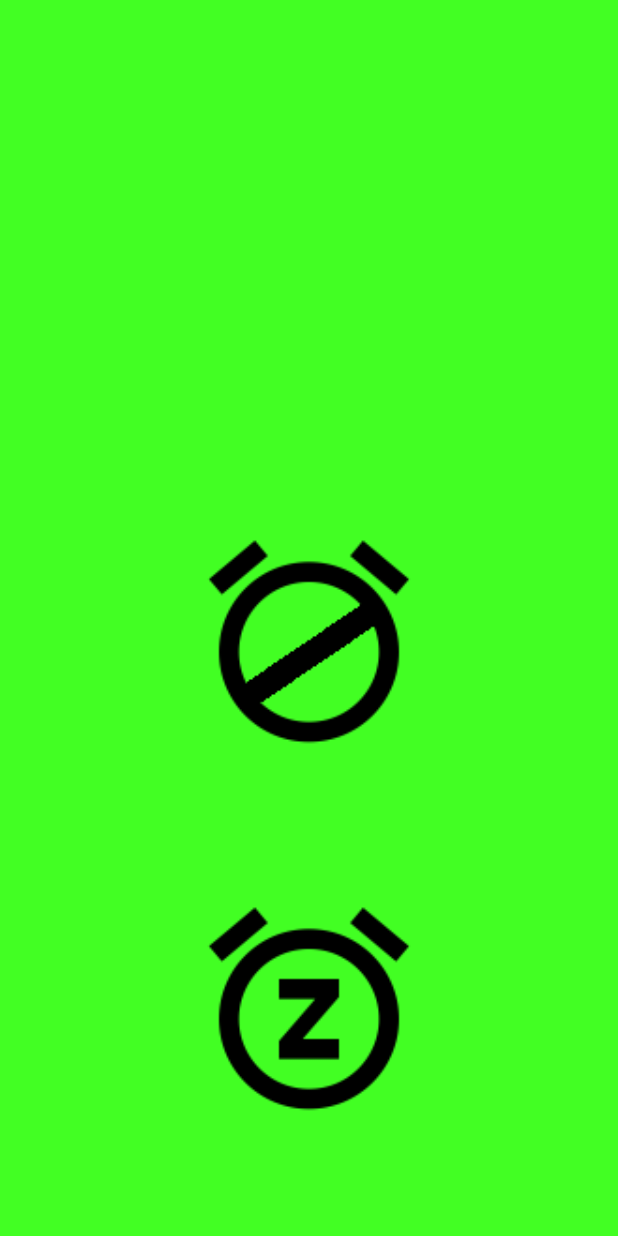
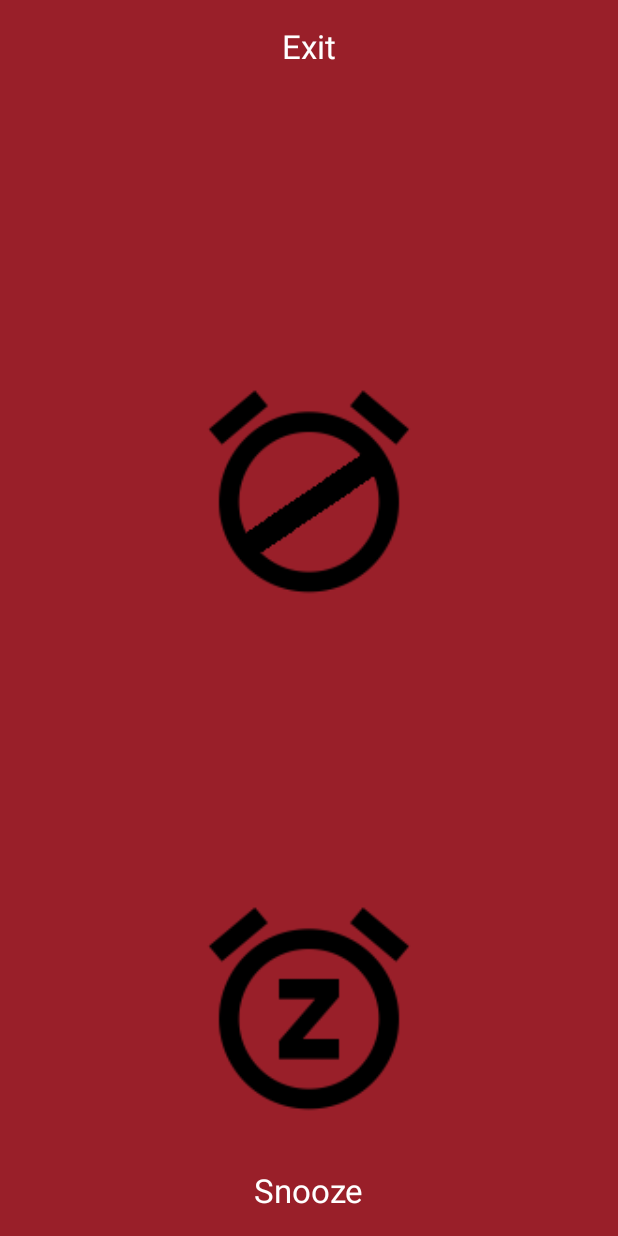
Before and after one commit to 2014acone/ChangeAndroidApp, an Android app: the screen it shows after launch (Main), after a tap on "SET ALARM", on a phone screen of 412 x 824 dp. Run offline under Robolectric (Android 15) with nearby library versions, the phone set to English and light mode, and no system bars.

Commit message:
Complete functionality on the alarm and venmo sides

```diff
--- a/app/src/main/AndroidManifest.xml
+++ b/app/src/main/AndroidManifest.xml
@@ -11,7 +11,6 @@
         android:icon="@drawable/ic_launcher"
         android:label="@string/app_name"
         android:theme="@style/AppTheme" >
-        <service android:name=".RingtonePlayingService"/>
         <activity
             android:name=".MainActivity"
             android:label="@string/app_name" >
--- a/app/src/main/java/com/ankit/alarmclock/AlarmReceiver.java
+++ b/app/src/main/java/com/ankit/alarmclock/AlarmReceiver.java
@@ -27,8 +27,8 @@ public class AlarmReceiver extends WakefulBroadcastReceiver {
         //Uri alarmUri = RingtoneManager.getDefaultUri(RingtoneManager.TYPE_RINGTONE);
         //ringtone = RingtoneManager.getRingtone(context, alarmUri);
         //ringtone.play();
-        Intent i = new Intent(context, AlarmRing.class);
-        context.startService(i);
+        //Intent i = new Intent(context, AlarmRing.class);
+        //context.startService(i);
         //Uri ringtoneUri = RingtoneManager.getDefaultUri(RingtoneManager.TYPE_ALARM);
         //Intent startIntent = new Intent(context, RingtonePlayingService.class);
         //startIntent.putExtra("ringtone-uri", ringtoneUri);
--- a/app/src/main/java/com/ankit/alarmclock/Main.java
+++ b/app/src/main/java/com/ankit/alarmclock/Main.java
@@ -8,6 +8,7 @@ import android.content.Intent;
 import android.media.Ringtone;
 import android.media.RingtoneManager;
 import android.net.Uri;
+import android.os.CountDownTimer;
 import android.support.v4.app.FragmentActivity;
 import android.support.v7.app.ActionBarActivity;
 import android.support.v7.app.ActionBar;
@@ -42,95 +43,104 @@ import java.util.Date;
 import java.util.List;
 
 
-public class Main extends FragmentActivity {
-    Button button;
+public class Main extends Activity {
+    Uri alarmTone; //= RingtoneManager.getDefaultUri(RingtoneManager.TYPE_ALARM);
+    Ringtone ringtone;// = RingtoneManager.getRingtone(getApplicationContext(), alarmTone);
+   // private RingtonePlayingService ring;// = new RingtonePlayingService();
+    private CountDownTimer countDownTimer;
+    private long time;
+    private long interval = 1000;
     @Override
     protected void onCreate(Bundle savedInstanceState) {
+        alarmTone = RingtoneManager.getDefaultUri(RingtoneManager.TYPE_ALARM);
+        ringtone = RingtoneManager.getRingtone(getApplicationContext(), alarmTone);
         super.onCreate(savedInstanceState);
-        setContentView(R.layout.activity_main);
-
-        if (savedInstanceState == null) {
-            getSupportFragmentManager().beginTransaction()
-                    .add(R.id.container, new Snooze.PlaceholderFragment())
-                    .commit();
+        setContentView(R.layout.fragment_main);
+        Bundle extras = getIntent().getExtras();
+        if (extras != null) {
+            time = (long) extras.getInt("time");
+            Log.d("time", " " + time);
+            int hour = extras.getInt("hour");
+            int minute = extras.getInt("minute");
         }
+        ringtone.stop();
+       // if(timerHasStarted); countDownTimer.cancel();
+        if(time <= 100) time = 300000;
+        countDownTimer = new MyCountDownTimer(time, interval);
+        countDownTimer.start();
+        Log.d("outside", "apple");
     }
 
-   public void stop(View view){
-       RingtoneManager ringtoneManager = new RingtoneManager(Main.this);
+    public void stop(View view) {
+        ringtone.stop();
+        countDownTimer.cancel();
+        countDownTimer.cancel();
+        //RingtoneManager ringtoneManager = new RingtoneManager(Main.this);
 
-       ringtoneManager.stopPreviousRingtone();
-       Intent intent = new Intent(Main.this, AlarmReceiver.class);
-       PendingIntent pendingIntent = PendingIntent.getBroadcast(getApplicationContext(), 0, intent, 0);
-       AlarmManager alarmManager = (AlarmManager) getSystemService(ALARM_SERVICE);
+        //ringtoneManager.stopPreviousRingtone();
+        //Intent intent = new Intent(Main.this, AlarmReceiver.class);
+        //PendingIntent pendingIntent = PendingIntent.getBroadcast(getApplicationContext(), 0, intent, 0);
+        //AlarmManager alarmManager = (AlarmManager) getSystemService(ALARM_SERVICE);
         //pendingIntent.cancel();
-       alarmManager.cancel(pendingIntent);
-       Log.d("thing2", " "+ pendingIntent.describeContents());
-       Toast.makeText(this, "Alarm Canceled", Toast.LENGTH_SHORT).show();
+        //alarmManager.cancel(pendingIntent);
+        //Log.d("thing2", " " + pendingIntent.describeContents());
+        Toast.makeText(this, "Alarm Cancelled", Toast.LENGTH_SHORT).show();
 
-       Intent i = new Intent(this, AlarmRing.class);
-       stopService(i);
+        //Intent i = new Intent(this, AlarmRing.class);
+        //stopService(i);
         //Intent stopIntent = new Intent(this, RingtonePlayingService.class);
         //this.stopService(stopIntent);
+        //ring.stop();
         Intent intent2 = new Intent(this, MainActivity.class);
         startActivity(intent2);
     }
 
-    public void snooze(View view){
+    public void snooze(View view) {
+        ringtone.stop();
         Intent intent = new Intent(this, HTTPPostActivity.class);
+        ringtone.stop();
+        countDownTimer.cancel();
+        countDownTimer = new MyCountDownTimer(5*60*1000,interval);
+        countDownTimer.start();
+        ringtone.stop();
         //Intent intent2 = new Intent(this, MainActivity.class);
         //startActivity(intent2);
         Toast.makeText(this, "Alarm Snoozed", Toast.LENGTH_SHORT).show();
         //startActivity(intent2);
-        Intent intent2 = new Intent(this, AlarmReceiver.class);
-        PendingIntent pendingIntent = PendingIntent.getBroadcast(this.getApplicationContext(), 0, intent2, PendingIntent.FLAG_UPDATE_CURRENT);
-        AlarmManager alarmManager = (AlarmManager) getSystemService(Context.ALARM_SERVICE);
+        //Intent intent2 = new Intent(this, AlarmReceiver.class);
+        //PendingIntent pendingIntent = PendingIntent.getBroadcast(this.getApplicationContext(), 0, intent2, PendingIntent.FLAG_UPDATE_CURRENT);
+        //AlarmManager alarmManager = (AlarmManager) getSystemService(Context.ALARM_SERVICE);
         // pendingIntent.cancel();
-        alarmManager.cancel(pendingIntent);
-        RingtoneManager ringtoneManager = new RingtoneManager(Main.this);
-        ringtoneManager.stopPreviousRingtone();
-        Intent i = new Intent(this, AlarmRing.class);
-        stopService(i);
+        //alarmManager.cancel(pendingIntent);
+        //RingtoneManager ringtoneManager = new RingtoneManager(Main.this);
+        //ringtoneManager.stopPreviousRingtone();
+        //Intent i = new Intent(this, AlarmRing.class);
+        //stopService(i);
         //Intent stopIntent = new Intent(this, RingtonePlayingService.class);
         //this.stopService(stopIntent);
         startActivity(intent);
-        /*Date date = new java.util.Date();
 
-        HttpClient client = new DefaultHttpClient();
-        HttpPost post = new HttpPost("https://api.venmo.com/v1/payments?");
-
-        List<NameValuePair> pairs = new ArrayList<NameValuePair>();
-        pairs.add(new BasicNameValuePair("access_token", "NSLYQ8zykgJKVzqfCLVxVZN6Qaw5SpKG"));
-        pairs.add(new BasicNameValuePair("email", "ank.h.shah@gmail.com"));
-        pairs.add(new BasicNameValuePair("note", "date:"+date+"."));
-        pairs.add(new BasicNameValuePair("amount", "0.01"));
-        try{
-            post.setEntity(new UrlEncodedFormEntity(pairs));
-        }catch(UnsupportedEncodingException e)
-        {
-            e.printStackTrace();
     }
 
-        try{
-            HttpResponse response = client.execute(post);
-        }catch (ClientProtocolException e) {
-            // Log exception
-            e.printStackTrace();
-        } catch (IOException e) {
-            // Log exception
-            e.printStackTrace();
-        }*/
+    public class MyCountDownTimer extends CountDownTimer {
+        public MyCountDownTimer(long startTime, long interval) {
+            super(startTime, interval);
+        }
 
 
+        @Override
+        public void onFinish() {
+             alarmTone = RingtoneManager.getDefaultUri(RingtoneManager.TYPE_ALARM);
+             ringtone = RingtoneManager.getRingtone(getApplicationContext(), alarmTone);
+            //RingtonePlayingService ring = new RingtonePlayingService();
+            //ring.play();
+            ringtone.play();
+        }
 
-
-        /*WebView webView = new WebView(this);
-
-        RelativeLayout relativeLayout = (RelativeLayout)findViewById(R.id.layout);
-        relativeLayout.addView(webView);
-
-        Date date = new java.util.Date();
-
-        webView.loadUrl("https://venmo.com/?txn=pay&recipients=ankits96&amount=.01&note="+date+"&audience=public");*/
+        @Override
+        public void onTick(long millisUntilFinished) {
+            //Toast.makeText(getApplicationContext(), "Hello", Toast.LENGTH_SHORT ).show();
+            Log.d("countermsg", "apple");
         }
     }
+}
--- a/app/src/main/java/com/ankit/alarmclock/MainActivity.java
+++ b/app/src/main/java/com/ankit/alarmclock/MainActivity.java
@@ -2,31 +2,20 @@ package com.ankit.alarmclock;
 
 import android.app.Activity;
 import android.app.AlarmManager;
-import android.app.DatePickerDialog;
-import android.app.TimePickerDialog;
-import android.media.Ringtone;
+import android.content.Context;
 import android.media.RingtoneManager;
-import android.net.Uri;
-import android.support.v4.app.DialogFragment;
-import android.app.Fragment;
-import android.app.FragmentManager;
+import android.os.CountDownTimer;
 import android.app.PendingIntent;
-import android.content.Context;
 import android.content.Intent;
-import android.support.v4.app.FragmentActivity;
-import android.support.v7.app.ActionBarActivity;
 import android.os.Bundle;
+import android.provider.CalendarContract;
 import android.util.Log;
-import android.view.Menu;
-import android.view.MenuItem;
 import android.view.View;
 import android.widget.Button;
-import android.widget.DatePicker;
 import android.widget.TimePicker;
 import android.widget.Toast;
 
 import java.util.Calendar;
-import java.util.GregorianCalendar;
 
 
 public class MainActivity extends Activity{//FragmentActivity implements TimePickerDialog.OnTimeSetListener,
@@ -38,6 +27,7 @@ public class MainActivity extends Activity{//FragmentActivity implements TimePic
     private PendingIntent pendingIntent;
     private TimePicker timeChooser;
     private static MainActivity inst;
+    private int totalTime;
 
     public static MainActivity instance(){
         return inst;
@@ -52,62 +42,63 @@ public class MainActivity extends Activity{//FragmentActivity implements TimePic
     @Override
     protected void onCreate(Bundle savedInstanceState) {
         super.onCreate(savedInstanceState);
-        setContentView(R.layout.activity_main_ankit);
+        setContentView(R.layout.activity_main);
         timeChooser = (TimePicker)findViewById(R.id.timeChooser);
+        timeChooser.setIs24HourView(true);
+        timeChooser.setCurrentHour(Calendar.getInstance().get(Calendar.HOUR_OF_DAY));
         Button timebutton = (Button)findViewById(R.id.timebutton);
         alarmManager = (AlarmManager)getSystemService(ALARM_SERVICE);
     }
 
     public void onClick(View view){
         Calendar calendar = Calendar.getInstance();
+        int hour = timeChooser.getCurrentHour();
+        Log.d("hour" , " "+ hour);
+        Log.d("hour"," " + calendar.get(Calendar.HOUR_OF_DAY));
+        int minute = timeChooser.getCurrentMinute();
+        Log.d("minute" , " " +minute);
+        Log.d("minute", " "+calendar.get(Calendar.MINUTE));
+        int hours = (Math.abs(hour - calendar.get(Calendar.HOUR_OF_DAY)))*60*60*1000;
+        Log.d("hours" , " "+ hours);
+        int minutes = Math.abs((minute * 60 *1000)-(calendar.get(Calendar.MINUTE)*60*1000));
+        Log.d("minutes" , " "+ minutes);
+        int milHours = calendar.get(Calendar.HOUR_OF_DAY)*60*60*1000;
+        int milMin = calendar.get(Calendar.MINUTE)*60*1000;
+        int milhour = hour * 60*60*1000;
+        int milmin = minute * 60 * 1000;
         calendar.set(Calendar.HOUR_OF_DAY, timeChooser.getCurrentHour());
         calendar.set(Calendar.MINUTE, timeChooser.getCurrentMinute());
-        //int hour = timeChooser.getCurrentHour()*60*60*1000;
-        //int minute = timeChooser.getCurrentMinute()*60*1000;
-        //int totalTime = hour+minute;
-        Intent myIntent = new Intent(this, AlarmReceiver.class);
+        int milCalc = Math.abs(milhour - milHours)+Math.abs(milmin-milMin);
+        int totalTime = hours + minutes;
+        //totalTime = hour+minute;
+        //Intent myIntent = new Intent(this, AlarmReceiver.class);
         Toast.makeText(this, "Alarm Scheduled", Toast.LENGTH_SHORT).show();
-        pendingIntent = PendingIntent.getBroadcast(this,0,myIntent, PendingIntent.FLAG_UPDATE_CURRENT);
+        //pendingIntent = PendingIntent.getBroadcast(this,0,myIntent, PendingIntent.FLAG_UPDATE_CURRENT);
        //Log.d("thing", " " + alarmManager );
-        alarmManager.set(AlarmManager.RTC, calendar.getTimeInMillis(), pendingIntent);
+        //alarmManager.set(AlarmManager.RTC_WAKEUP, calendar.getTimeInMillis(), pendingIntent);
         //alarmManager.cancel(pendingIntent);
+        Log.d("calendar", " " + calendar.getTimeInMillis());
+        Log.d("calculated", " " + totalTime);
+        Log.d("second calc", " " + milCalc);
         Intent intent = new Intent(this, Main.class);
         startActivity(intent);
+        Intent i = new Intent(getApplicationContext(), Main.class);
+        i.putExtra("time", milCalc);
+        i.putExtra("hour", hour);
+        i.putExtra("minute", minute);
+        startActivity(i);
+
     }
-/*
-   public void scheduleAlarm(View v){
-        Long time = new GregorianCalendar().getTimeInMillis()+5*1000;
-        long alarmTime = (time - new GregorianCalendar().getTimeInMillis())/1000;
-        Intent intentAlarm = new Intent(this, AlarmReceiver.class);
-        AlarmManager alarmManager = (AlarmManager)getSystemService(Context.ALARM_SERVICE);
-        alarmManager.set(AlarmManager.RTC_WAKEUP, time, PendingIntent.getBroadcast(this, 1, intentAlarm,
-                PendingIntent.FLAG_UPDATE_CURRENT));
-        Toast.makeText(this, "Alarm Scheduled for " + alarmTime + " seconds",Toast.LENGTH_LONG).show();
-    }
-/*
-    public void showTimePickerDialog(View v){
-        android.app.FragmentManager fm = this.getFragmentManager();
-        android.app.DialogFragment newFragment = new TimePickerFragment();
-        newFragment.show(fm, "timePicker");
-    }
+   /*CountDownTimer count = new CountDownTimer(3000, 1000){
 
-    @Override
-    public void onTimeSet(TimePicker view, int hourOfDay, int minute){
-        pickerHour = hourOfDay;
-        pickerMin = minute;
-        Toast.makeText(this, hourOfDay + ":" + minute, Toast.LENGTH_LONG).show();
-    }
+       public void onTick(long millisUntilFinished){
 
-    public void showDatePickerDialog(View v){
-        android.app.FragmentManager fm = this.getFragmentManager();
-        android.app.DialogFragment newFragment = new DatePickerFragment();
-        newFragment.show(fm, "datePicker");
-    }
+       }
+       public void onFinish(){
+           RingtonePlayingService hi = new RingtonePlayingService();
+           hi.play();
+       }
+    }.start();*/
 
-    public void onDateSet(DatePicker view, int year, int month, int day) {
-        pickerDay = day;
-        pickerMonth = month; //indexes from 0
-        pickerYear = year;
-        Toast.makeText(this, month + "/" + day + "/" + year, Toast.LENGTH_LONG).show();
-    }*/
+
 }
--- a/app/src/main/java/com/ankit/alarmclock/Snooze.java
+++ /dev/null
@@ -1,92 +0,0 @@
-package com.ankit.alarmclock;
-
-import android.content.Context;
-import android.content.Intent;
-import android.net.Uri;
-import android.support.v7.app.ActionBarActivity;
-import android.support.v7.app.ActionBar;
-import android.support.v4.app.Fragment;
-import android.os.Bundle;
-import android.view.LayoutInflater;
-import android.view.Menu;
-import android.view.MenuItem;
-import android.view.View;
-import android.view.ViewGroup;
-import android.os.Build;
-import android.webkit.WebView;
-import android.widget.Button;
-import android.widget.RelativeLayout;
-
-import java.io.IOException;
-import java.util.Date;
-import java.lang.Object;
-import android.app.AlarmManager;
-
-import org.apache.http.HttpResponse;
-import org.apache.http.client.HttpClient;
-import org.apache.http.client.methods.HttpPost;
-import org.apache.http.impl.client.DefaultHttpClient;
-
-
-
-public class Snooze extends ActionBarActivity {
-    Button button;
-    @Override
-    protected void onCreate(Bundle savedInstanceState) {
-        super.onCreate(savedInstanceState);
-        setContentView(R.layout.activity_main);
-
-        if (savedInstanceState == null) {
-            getSupportFragmentManager().beginTransaction()
-                    .add(R.id.container, new PlaceholderFragment())
-                    .commit();
-        }
-    }
-
-    public void SNOOZE(View view){
-
-        /*HttpClient client = new DefaultHttpClient();
-        HttpPost post = new HttpPost("https://api.venmo.com/v1/payments?note=test9&user_id=1559514545389568715&access_token=NSLYQ8zykgJKVzqfCLVxVZN6Qaw5SpKG&amount=0.01");
-
-        try{
-            HttpResponse response = client.execute(post);
-        }catch(IOException e){}*/
-
-
-        /*WebView webView = new WebView(this);
-
-        RelativeLayout relativeLayout = (RelativeLayout)findViewById(R.id.layout);
-        relativeLayout.addView(webView);
-
-        Date date = new java.util.Date();
-
-        webView.loadUrl("https://venmo.com/?txn=pay&recipients=ankits96&amount=.01&note="+date+"&audience=public");*/
-    }
-
-   /* public void STOP(View view){
-
-        Intent intent = new Intent(this, AlarmReciever.class);
-        PendingIntent pendingIntent = PendingIntent.getBroadcast(getApplicationContext(), 1253, intent, 0);
-        AlarmManager alarmManager = (AlarmManager) getSystemService(ALARM_SERVICE);
-        alarmManager.cancel(pendingIntent);
-
-
-
-
-
-    }*/
-
-
-    public static class PlaceholderFragment extends Fragment {
-
-        public PlaceholderFragment() {
-        }
-
-        @Override
-        public View onCreateView(LayoutInflater inflater, ViewGroup container,
-                                 Bundle savedInstanceState) {
-            View rootView = inflater.inflate(R.layout.fragment_main, container, false);
-            return rootView;
-        }
-    }
-}
--- a/app/src/main/res/layout/activity_main.xml
+++ b/app/src/main/res/layout/activity_main.xml
@@ -1,7 +1,30 @@
-<FrameLayout xmlns:android="http://schemas.android.com/apk/res/android"
+<RelativeLayout xmlns:android="http://schemas.android.com/apk/res/android"
     xmlns:tools="http://schemas.android.com/tools"
-    android:id="@+id/container"
-    android:layout_width="match_parent"
-    android:layout_height="match_parent"
-    tools:context=".Main"
-    tools:ignore="MergeRootFrame" />
+    android:layout_width="fill_parent"
+    android:layout_height="fill_parent"
+    android:orientation="vertical"
+    android:gravity="center_vertical"
+    android:background="@color/orange"
+    tools:context=".MainActivity"
+    style="@style/TextAppearance.AppCompat.Button">
+
+
+    <Button
+        android:layout_width="wrap_content"
+        android:layout_height="wrap_content"
+        android:layout_below="@+id/timeChooser"
+        android:text="@string/button_name"
+        android:id="@+id/timebutton"
+        android:onClick="onClick"
+        android:layout_centerHorizontal="true"
+        />
+
+    <TimePicker
+        android:layout_width="wrap_content"
+        android:layout_height="wrap_content"
+        android:id = "@+id/timeChooser"
+        android:layout_alignParentTop="true"
+        android:layout_centerHorizontal="true"
+        style="@style/Base.TextAppearance.AppCompat" />
+
+</RelativeLayout>
--- a/app/src/main/res/layout/fragment_main.xml
+++ b/app/src/main/res/layout/fragment_main.xml
@@ -6,7 +6,7 @@
     android:paddingRight="@dimen/activity_horizontal_margin"
     android:paddingTop="@dimen/activity_vertical_margin"
     android:paddingBottom="@dimen/activity_vertical_margin"
-    tools:context=".Main$PlaceholderFragment"
+    tools:context=".Main"
     android:clickable="true"
     style="@style/Theme.AppCompat.Light"
     android:background="@color/orange"
@@ -23,7 +23,7 @@
         android:autoLink="all"
         android:layout_alignParentBottom="true"
         android:layout_centerHorizontal="true"
-        android:layout_marginBottom="300dp" />
+        android:layout_marginBottom="400dp" />
 
     <Button
         android:layout_width="160dp"
@@ -36,8 +36,23 @@
         android:layout_centerHorizontal="true"
         android:layout_marginBottom="55dp" />
 
+    <TextView
+        android:layout_width="wrap_content"
+        android:layout_height="wrap_content"
+        android:textAppearance="?android:attr/textAppearanceLarge"
+        android:text="Exit"
+        android:id="@+id/textView"
+        android:layout_alignParentTop="true"
+        android:layout_centerHorizontal="true" />
 
-
+    <TextView
+        android:layout_width="wrap_content"
+        android:layout_height="wrap_content"
+        android:textAppearance="?android:attr/textAppearanceLarge"
+        android:text="Snooze"
+        android:id="@+id/textView2"
+        android:layout_alignParentBottom="true"
+        android:layout_centerHorizontal="true" />
 
 
 </RelativeLayout>
--- a/app/src/main/res/values/strings.xml
+++ b/app/src/main/res/values/strings.xml
@@ -5,7 +5,7 @@
     <string name="hello_world">Hello world!</string>
     <string name="action_settings">Settings</string>
     <color name="salmon">#E94C70</color>
-    <color name="orange">#42FF23</color>
+    <color name="orange">#991F29</color>
     <string name="button_name">Set Alarm</string>
 
 </resources>
```
Also changed, not shown: app/src/main/java/com/ankit/alarmclock/DatePickerFragment.java (deleted, +0 -45 lines), app/src/main/java/com/ankit/alarmclock/Middle.java (deleted, +0 -45 lines), app/src/main/java/com/ankit/alarmclock/RingtonePlayingService.java (+12 -14 lines), app/src/main/java/com/ankit/alarmclock/TimePickerFragment.java (deleted, +0 -40 lines), app/src/main/res/layout/activity_main_ankit.xml (deleted, +0 -28 lines), 1 other file. Lines whose indentation alone changed are shown as unchanged.
